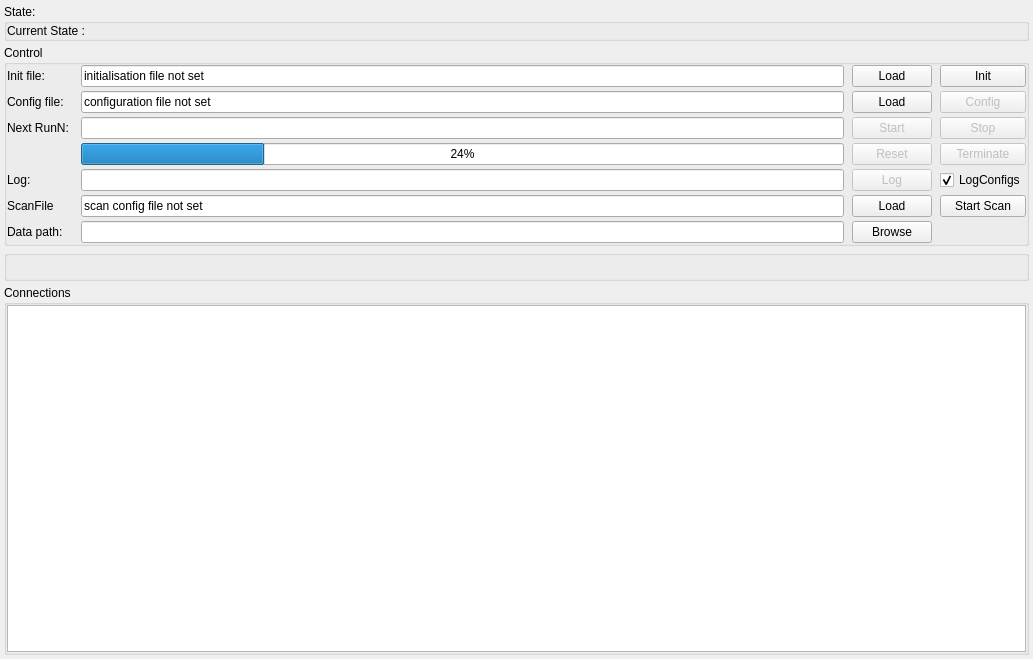
Above: gui/ui/euRun.ui from FAgyx/eudaq_calvision before the change. Below: the same form after it.
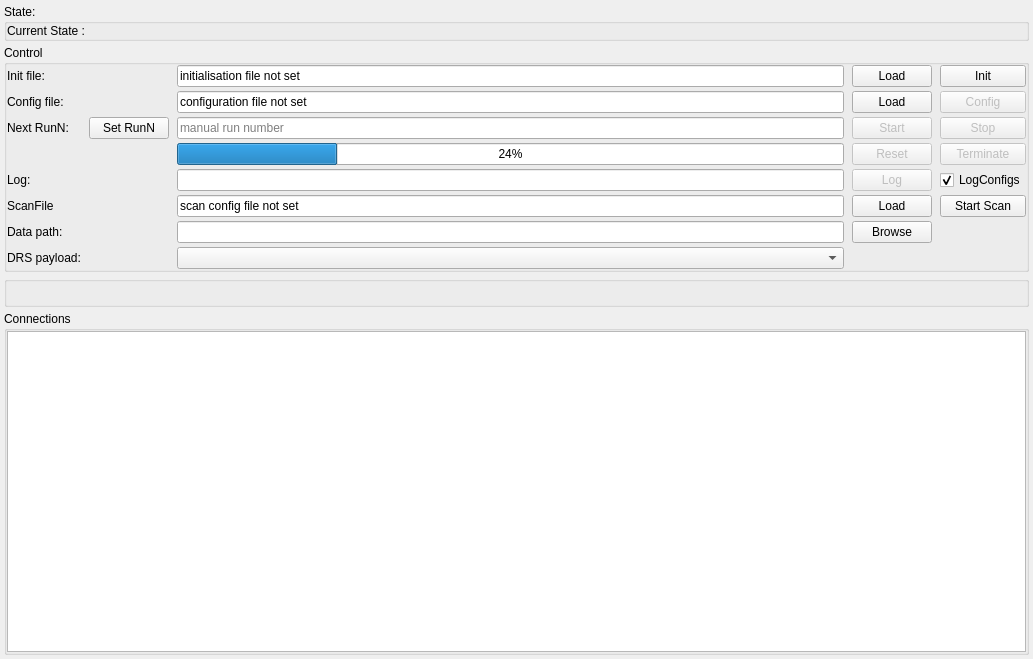
That is the form after the change.

Patch:
```diff
--- a/gui/ui/euRun.ui
+++ b/gui/ui/euRun.ui
@@ -250,8 +250,25 @@
          </property>
         </widget>
        </item>
+       <item row="2" column="1">
+        <widget class="QPushButton" name="btnSetRunNumber">
+         <property name="toolTip">
+          <string>Apply this value as the next run number without starting a run</string>
+         </property>
+         <property name="text">
+          <string>Set RunN</string>
+         </property>
+        </widget>
+       </item>
        <item row="2" column="2">
-        <widget class="QLineEdit" name="txtNextRunNumber"/>
+        <widget class="QLineEdit" name="txtNextRunNumber">
+         <property name="toolTip">
+          <string>Type a run number and press Enter or Set RunN</string>
+         </property>
+         <property name="placeholderText">
+          <string>manual run number</string>
+         </property>
+        </widget>
        </item>
        <item row="5" column="3">
         <widget class="QPushButton" name="btn_LoadScanFile">
@@ -281,6 +298,20 @@
          </property>
         </widget>
        </item>
+       <item row="7" column="0">
+        <widget class="QLabel" name="lblDrsPayloadMode">
+         <property name="text">
+          <string>DRS payload:</string>
+         </property>
+        </widget>
+       </item>
+       <item row="7" column="2">
+        <widget class="QComboBox" name="comboDrsPayloadMode">
+         <property name="toolTip">
+          <string>Decoded stores corrected waveform samples; compact stores the original CAEN event bytes plus sync metadata.</string>
+         </property>
+        </widget>
+       </item>
        <item row="4" column="0">
         <widget class="QLabel" name="lblLogmsg">
          <property name="text">
```
